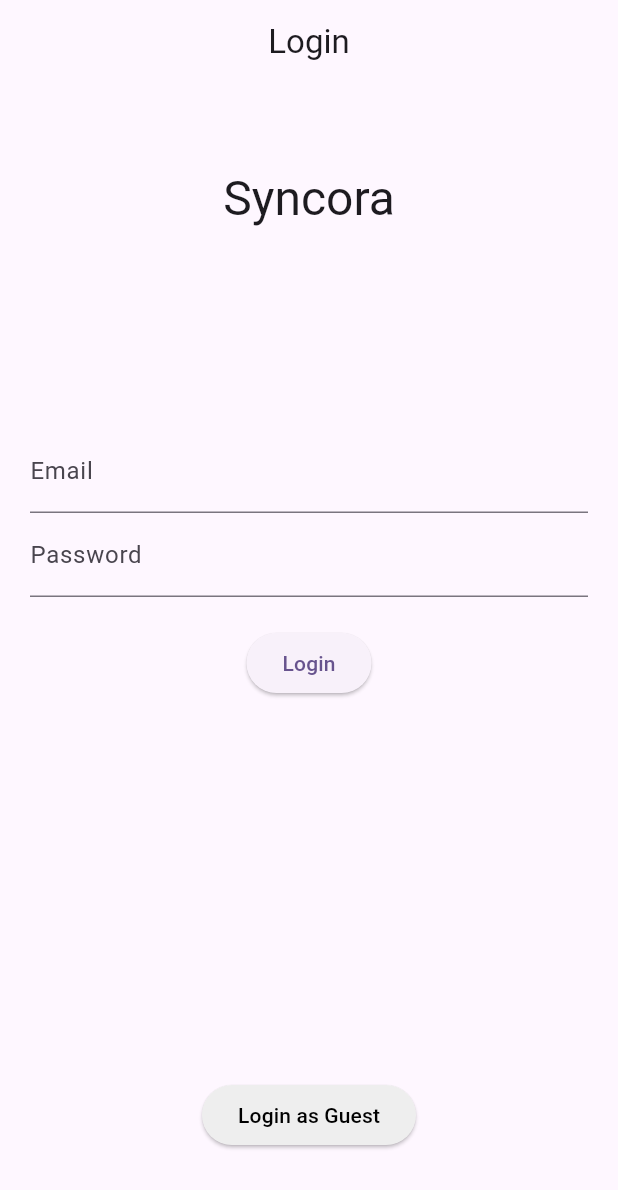
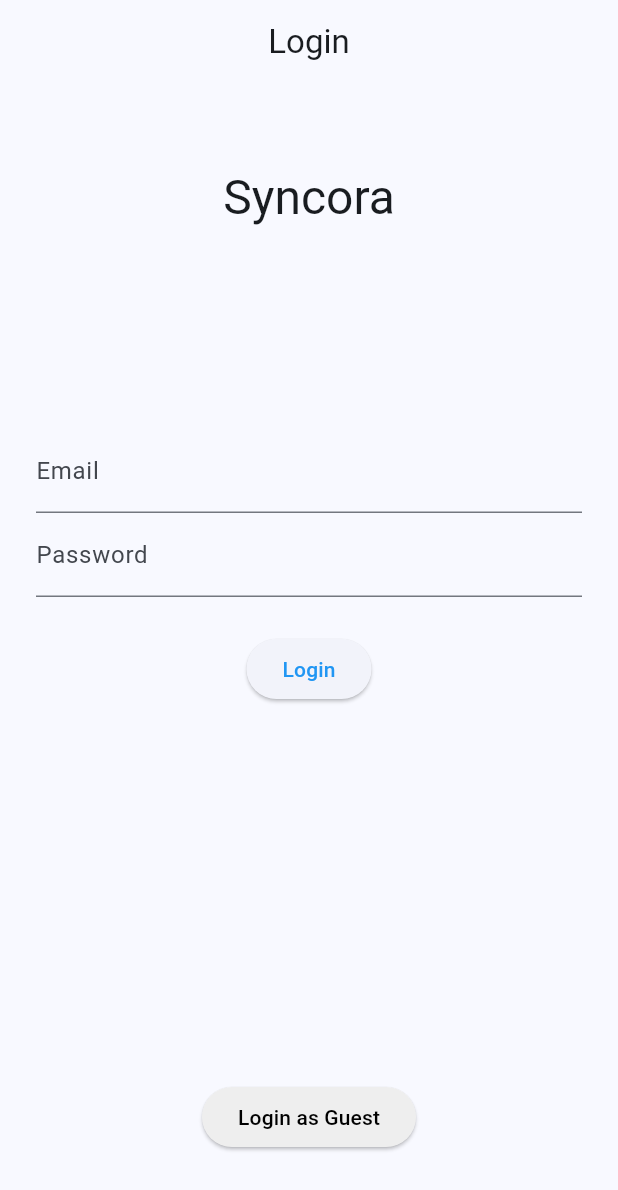
Before and after one commit to Dangere/syncora-frontend, a Flutter app: the screen it shows after launch, on a phone screen of 412 x 824 dp. Shown: the top 1190 px of the screen. Run offline on Flutter 3.47's test engine with Material 3 defaults, Android fonts, the phone set to English and light mode, and no system bars; our stand-ins replace dio, email_validator, flutter_riverpod, flutter_secure_storage, go_router, google_fonts and 2 more; Roboto replaces fonts that are missing (Cairo).

Commit message:
Creating static centralized classes to ensure UI being consistent and clean

```diff
--- a/lib/common/providers/common_providers.dart
+++ b/lib/common/providers/common_providers.dart
@@ -1,8 +1,10 @@
 import 'package:dio/dio.dart';
+import 'package:flutter/material.dart';
 import 'package:flutter_riverpod/flutter_riverpod.dart';
 import 'package:flutter_secure_storage/flutter_secure_storage.dart';
 import 'package:logger/logger.dart';
 import 'package:shared_preferences/shared_preferences.dart';
+import 'package:syncora_frontend/common/themes/app_theme.dart';
 
 final loggerProvider = Provider<Logger>((ref) {
   return Logger();
@@ -18,3 +20,9 @@ final sharedPreferencesProvider =
     FutureProvider<SharedPreferences>((ref) async {
   return SharedPreferences.getInstance();
 });
+
+final themeProvider = Provider<ThemeData>((ref) {
+  return AppTheme.appLightTheme;
+});
+
+final localeProvider = Provider<Locale>((ref) => const Locale('en'));
--- /dev/null
+++ b/lib/common/themes/app_sizes.dart
@@ -0,0 +1,5 @@
+class AppSizes {
+  static const double buttonHeight = 48;
+  static const double iconSize = 24;
+  static const double borderRadius = 12;
+}
--- /dev/null
+++ b/lib/common/themes/app_spacing.dart
@@ -0,0 +1,31 @@
+import 'package:flutter/material.dart';
+
+class AppSpacing {
+  /// size of 4 px
+  static const double xs = 4;
+
+  /// size of 8 px
+  static const double sm = 8;
+
+  /// size of 16 px
+  static const double md = 16;
+
+  /// size of 24 px
+  static const double lg = 24;
+
+  /// size of 32 px
+  static const double xl = 32;
+
+  /// size of 48 px
+  static const double xxl = 48;
+
+  static const EdgeInsets paddingAllSm = EdgeInsets.all(sm);
+  static const EdgeInsets paddingHorizontalMd =
+      EdgeInsets.symmetric(horizontal: md);
+  static const EdgeInsets paddingVerticalLg =
+      EdgeInsets.symmetric(vertical: lg);
+
+  static const SizedBox horizontalSpaceSm = SizedBox(height: sm);
+  static const SizedBox horizontalSpaceMd = SizedBox(height: md);
+  static const SizedBox horizontalSpaceLg = SizedBox(height: lg);
+}
--- a/lib/core/utils/validators.dart
+++ b/lib/core/utils/validators.dart
@@ -13,7 +13,7 @@ class Validators {
   }
 
   static bool validateUsername(String username) {
-    final regex = RegExp(r'^[a-zA-Z0-9]{6,16}$');
+    final regex = RegExp(r'^[a-zA-Z0-9]{3,16}$');
     return regex.hasMatch(username);
   }
 
--- a/lib/features/authentication/view/pages/login_page.dart
+++ b/lib/features/authentication/view/pages/login_page.dart
@@ -1,8 +1,7 @@
-import 'package:flutter/cupertino.dart';
 import 'package:flutter/material.dart';
-import 'package:flutter/widgets.dart';
 import 'package:flutter_riverpod/flutter_riverpod.dart';
 import 'package:syncora_frontend/common/providers/common_providers.dart';
+import 'package:syncora_frontend/common/themes/app_spacing.dart';
 import 'package:syncora_frontend/core/utils/alert_dialogs.dart';
 import 'package:syncora_frontend/common/widgets/overlay_loader.dart';
 import 'package:syncora_frontend/core/localization/generated/l10n/app_localizations.dart';
@@ -95,7 +94,7 @@ class _LoginPageState extends ConsumerState<LoginPage> {
                     style: Theme.of(context).textTheme.headlineLarge),
 
                 Padding(
-                  padding: const EdgeInsets.all(20.0),
+                  padding: const EdgeInsets.all(AppSpacing.lg),
                   child: SizedBox(
                     height: 300,
                     child: Column(
@@ -137,14 +136,12 @@ class _LoginPageState extends ConsumerState<LoginPage> {
                             return null;
                           },
                         ),
-                        SizedBox(height: 20),
+                        AppSpacing.horizontalSpaceLg,
                         ElevatedButton(
                             onPressed: login,
                             child:
                                 Text(AppLocalizations.of(context).loginButton)),
-                        const SizedBox(
-                          height: 20,
-                        ),
+                        AppSpacing.horizontalSpaceLg,
                       ],
                     ),
                   ),
--- a/lib/main.dart
+++ b/lib/main.dart
@@ -1,6 +1,7 @@
 import 'package:flutter/material.dart';
 import 'package:flutter_riverpod/flutter_riverpod.dart';
 import 'package:go_router/go_router.dart';
+import 'package:syncora_frontend/common/providers/common_providers.dart';
 import 'package:syncora_frontend/core/localization/generated/l10n/app_localizations.dart';
 import 'package:syncora_frontend/router.dart';
 
@@ -14,17 +15,16 @@ class MyApp extends ConsumerWidget {
   @override
   Widget build(BuildContext context, WidgetRef ref) {
     GoRouter router = ref.watch(routeProvider);
+    ThemeData theme = ref.watch(themeProvider);
+    Locale locale = ref.watch(localeProvider);
 
     return MaterialApp.router(
-      locale: const Locale('en'),
+      locale: locale,
       localizationsDelegates: AppLocalizations.localizationsDelegates,
       supportedLocales: AppLocalizations.supportedLocales,
       routerConfig: router,
-      title: 'Flutter Demo',
-      theme: ThemeData(
-        colorScheme: ColorScheme.fromSeed(seedColor: Colors.deepPurple),
-        useMaterial3: true,
-      ),
+      title: 'Syncora',
+      theme: theme,
     );
   }
 }
--- a/pubspec.yaml
+++ b/pubspec.yaml
@@ -43,6 +43,7 @@ dependencies:
   logger: ^2.5.0
   flutter_secure_storage: ^9.2.4
   shared_preferences: ^2.2.3
+  google_fonts: ^6.2.1
 
 dev_dependencies:
   flutter_test:
```
Also changed, not shown: lib/common/themes/app_theme.dart (added, +36 -0 lines), pubspec.lock.
